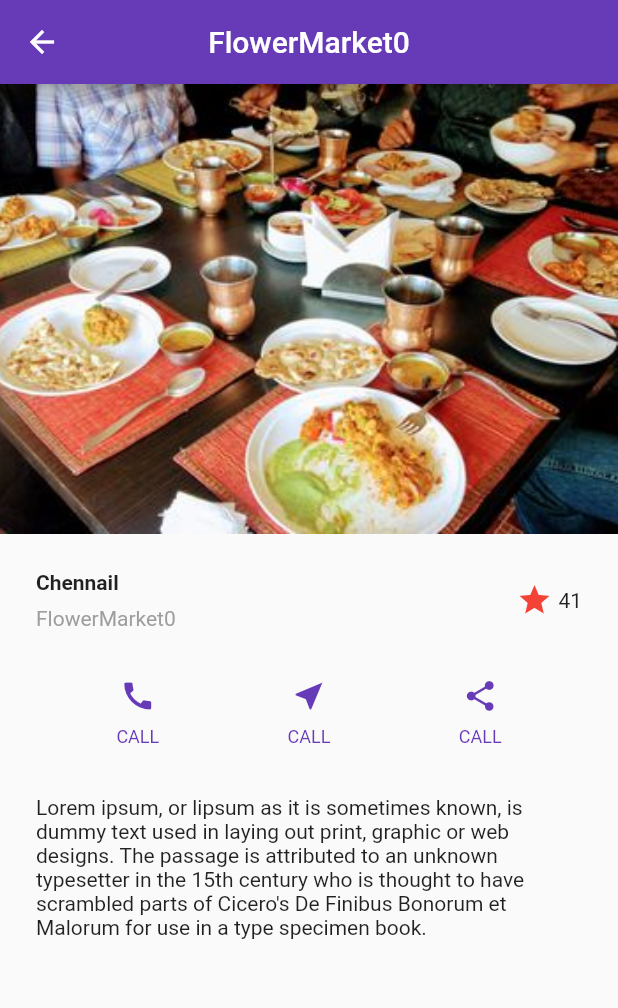
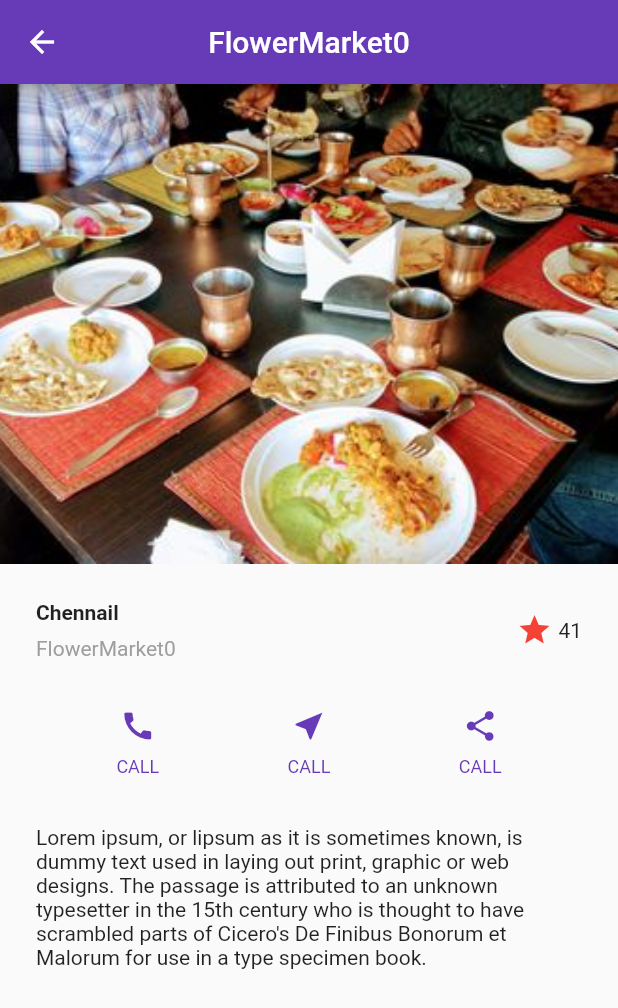
Before and after one commit to prabhunath111/responsive_ui, a Flutter app: the screen it shows after launch, after a tap on "Chennail", on a phone screen of 412 x 824 dp. Shown: the top 1008 px of the screen. Run offline on Flutter 3.47's test engine with Material 2 defaults, Android fonts, the light colour scheme and no system bars.

Commit message:
created responsive ui

```diff
--- a/lib/detail_page.dart
+++ b/lib/detail_page.dart
@@ -1,9 +1,9 @@
 import 'package:flutter/material.dart';
-import 'package:places_app/place.dart';
-import 'package:places_app/places_data.dart';
+
+import 'model/place_data.dart';
 
 class DetailPage extends StatelessWidget {
-  final Place place;
+  final place;
   DetailPage(this.place);
   @override
   Widget build(BuildContext context) {
--- a/lib/main.dart
+++ /dev/null
@@ -1,76 +0,0 @@
-import 'package:flutter/material.dart';
-import 'package:places_app/detail_page.dart';
-import 'package:places_app/place.dart';
-import 'package:places_app/places_data.dart';
-
-void main() => runApp(MaterialApp(
-      home: HomePage(),
-      theme: ThemeData(primarySwatch: Colors.deepPurple),
-      debugShowCheckedModeBanner: false,
-    ));
-
-class HomePage extends StatefulWidget {
-  //
-  @override
-  _HomePageState createState() => _HomePageState();
-}
-
-class _HomePageState extends State<HomePage> {
-  @override
-  Widget build(BuildContext context) {
-    return Scaffold(
-      appBar: AppBar(
-        title: Text('Places App'),
-      ),
-      body: GridView.extent(
-        maxCrossAxisExtent: 200,
-        mainAxisSpacing: 8,
-        crossAxisSpacing: 8,
-        padding: EdgeInsets.all(8),
-        childAspectRatio: 1 / 1.2,
-        //d
-        children: gridItems(), // esired width and height
-      ),
-    );
-  }
-
-  List<Widget> gridItems() {
-    return Places()
-        .getPlaces()
-        .map<Widget>((place) => _GridItem(place))
-        .toList();
-  }
-}
-
-class _GridItem extends StatelessWidget {
-  _GridItem(this.place);
-
-  final Place place;
-
-  @override
-  Widget build(BuildContext context) {
-    return Card(
-      clipBehavior: Clip.antiAlias,
-      elevation: 10,
-      shape: RoundedRectangleBorder(borderRadius: BorderRadius.circular(6)),
-      child: InkWell(
-        child: GridTile(
-          //GridTile with nicer placeholders like, footer, title, subtitle
-          footer: GridTileBar(
-            backgroundColor: Colors.black45,
-            title: Text(place.title),
-            subtitle: Text(place.subtitle),
-          ),
-          child: Ink.image(
-            image: AssetImage(place.image),
-            fit: BoxFit.cover,
-          ),
-        ),
-        onTap: () {
-          Navigator.push(context,
-              MaterialPageRoute(builder: (context) => DetailPage(place)));
-        },
-      ),
-    );
-  }
-}
--- a/lib/place.dart
+++ b/lib/model/place.dart
@@ -3,7 +3,7 @@ class Place {
     this.image,
     this.title,
     this.subtitle,
-});
+  });
   final String image;
   final String title;
   final String subtitle;
--- a/lib/places_data.dart
+++ b/lib/model/place_data.dart
@@ -1,4 +1,4 @@
-import 'package:places_app/place.dart';
+import 'package:places_app/model/place.dart';
 
 class Places {
   List<Place> getPlaces() {
@@ -36,4 +36,15 @@ class Places {
   String getPlacesDescription() {
     return "Lorem ipsum, or lipsum as it is sometimes known, is dummy text used in laying out print, graphic or web designs. The passage is attributed to an unknown typesetter in the 15th century who is thought to have scrambled parts of Cicero's De Finibus Bonorum et Malorum for use in a type specimen book.";
   }
+
+  getStatesOfSouthIndia() {
+    return [
+      'South India'
+      'Andhra Pradesh',
+      'Karnatka',
+      'Kerala',
+      'TamilNadu',
+      'Telengana'
+    ];
+  }
 }
--- /dev/null
+++ b/lib/pages/home_page.dart
@@ -0,0 +1,131 @@
+import 'package:flutter/material.dart';
+import 'package:places_app/model/place.dart';
+import 'package:places_app/model/place_data.dart';
+import 'package:places_app/pages/place_details_page.dart';
+import 'package:places_app/widgets/places_gallery.dart';
+
+import '../places_responsive_app.dart';
+
+
+class HomePage extends StatefulWidget {
+  @override
+  _HomePageState createState() => _HomePageState();
+}
+
+class _HomePageState extends State<HomePage> {
+  Place selectedPlace = Places().getPlaces()[0];
+  void handlePlaceChanged(Place newPlace) {
+
+  }
+  @override
+  Widget build(BuildContext context) {
+    Widget widget;
+    switch (getScreenSize(MediaQuery.of(context).size.width)){
+      case ScreenSize.small:
+        widget = homePageSmall();
+        break;
+      case ScreenSize.medium:
+        widget = homePageMedium();
+        break;
+      case ScreenSize.large:
+        widget = homePageLarge();
+        break;
+    }
+    return widget;
+  }
+
+  Widget homePageSmall() {
+    return Scaffold(
+      appBar: appBar(),
+      drawer: Drawer(
+        child: drawerBody(),
+      ),
+      body: PlacesGallery(handlePlaceChanged: handlePlaceChanged, showHorizontalGridView: false),
+    );
+  }
+  Widget homePageMedium() {
+    return Scaffold(
+      appBar: appBar(),
+      body: Row(
+        children: [
+          Expanded(flex: 2, child: drawerBody()),
+          Expanded(child: PlacesGallery(handlePlaceChanged: handlePlaceChanged, showHorizontalGridView: true)),
+        ],
+      ),
+    );
+  }
+
+  Widget appBar() {
+    return AppBar(
+      title: Text(
+        'Places App - Responsive'
+      ),
+    );
+  }
+
+  Widget drawerBody() {
+    final menuItems = Places().getStatesOfSouthIndia();
+    return ListView.builder(
+      itemCount: menuItems.length,
+        itemBuilder: (context, index) {
+      if (index == 0) {
+        return DrawerHeader(
+          child: Stack(
+            children: [
+              Container(
+                width: MediaQuery.of(context).size.width,
+                  child: Image.asset('assets/images/pic5.jpg', fit: BoxFit.fill,)),
+              Align(
+                alignment: Alignment.bottomLeft,
+                child: Padding(
+                  padding: const EdgeInsets.all(8.0),
+                  child: Text(
+                    'South India',
+                    style: TextStyle(
+                      color: Colors.white
+                    ),
+                  ),
+                ),
+              )
+            ],
+          ),
+        );
+      } else
+        return ListTile(
+          title: Text(menuItems[index]),
+          leading: Icon(Icons.thumb_up),
+      );
+    });
+  }
+
+  Widget homePageLarge() {
+    return Scaffold(
+      appBar: appBar(),
+      body: Row(
+        children: [
+          Expanded(flex:1, child: drawerBody()),
+          Expanded(flex:3, child: Container(
+            color: Colors.grey[200],
+            child: Padding(
+              padding: const EdgeInsets.all(8.0),
+              child: Column(
+                children: [
+                  Expanded(
+                    flex: 1,
+                      child: PlacesGallery(
+                    handlePlaceChanged: handlePlaceChanged,
+                        showHorizontalGridView: true,
+                  )),
+                  Expanded(flex: 2, child: PlaceDetails(
+                    place: selectedPlace
+                  ),)
+                ],
+              ),
+            ),
+          ))
+        ],
+      )
+    );
+  }
+
+}
--- /dev/null
+++ b/lib/pages/place_details_page.dart
@@ -0,0 +1,160 @@
+import 'package:flutter/material.dart';
+import 'package:places_app/model/place_data.dart';
+
+class PlaceDetails extends StatelessWidget {
+  final place;
+  PlaceDetails({this.place});
+  @override
+  Widget build(BuildContext context) {
+    Color color = Theme.of(context).primaryColor;
+    return LayoutBuilder(
+        builder: (BuildContext context, BoxConstraints constraints) {
+          if (constraints.maxWidth >= 600){
+            return largeWidget(color);
+          } else {
+            return smallWidget(color);
+          }
+        }
+    );
+  }
+
+  Widget largeWidget(color) {
+    return SingleChildScrollView(
+      child: Card(
+        clipBehavior: Clip.antiAlias,
+        elevation: 6,
+        margin: EdgeInsets.all(10),
+        child: Row(
+          crossAxisAlignment: CrossAxisAlignment.start,
+          children: [
+            Expanded(
+                child: Column(
+                  children: [
+                    Image.asset('assets/images/pic1.jpg'),
+                    titleSection(),
+                  ],
+                )
+            ),
+            Expanded(child: Column(
+              children: [
+                Padding(
+                  padding: const EdgeInsets.only(top: 24.0),
+                  child: buttonSection(color),
+                ),
+                textSection()
+              ],
+            ))
+          ],
+        ),
+      ),
+    );
+  }
+
+  Widget smallWidget(color) {
+    return ListView(
+      children: [
+        Image.asset(
+          place.image,
+          height: 320,
+          fit: BoxFit.cover,
+        ),
+        titleSection(),
+        buttonSection(color),
+        textSection()
+      ],
+    );
+  }
+
+  Widget titleSection() {
+    return Container(
+      padding: EdgeInsets.all(24),
+      child: Row(
+        children: [
+          Expanded(
+            child: Column(
+              crossAxisAlignment: CrossAxisAlignment.start,
+              children: [
+                Container(
+                  padding: const EdgeInsets.only(bottom: 8),
+                  child: Text(
+                    place.title,
+                    style: TextStyle(
+                        fontWeight: FontWeight.bold
+                    ),
+                  ),
+                ),
+                Text(place.subtitle,
+                  style: TextStyle(
+                    color: Colors.grey[500],
+                  ),
+                ),
+              ],
+            ),
+          ),
+          Icon(
+            Icons.star,
+            color: Colors.red[500],
+          ),
+          Padding(
+            padding: const EdgeInsets.only(left: 4.0),
+            child: Text('41'),
+          )
+        ],
+      ),
+    );
+  }
+
+  Widget buttonSection(Color color) {
+    return Container(
+      child: Row(
+        mainAxisAlignment: MainAxisAlignment.spaceEvenly,
+        children: [
+          buttonColumn(
+              color, Icons.call, 'CALL'
+          ),
+          buttonColumn(
+              color, Icons.near_me, 'CALL'
+          ),
+          buttonColumn(
+              color, Icons.share, 'CALL'
+          ),
+        ],
+      ),
+    );
+  }
+
+    buttonColumn(Color color, IconData icon, String label) {
+      return InkWell(
+        onTap: (){},
+        child: Padding(
+          padding: const EdgeInsets.all(8.0),
+          child: Column(
+            mainAxisSize: MainAxisSize.min,
+            children: [
+              Icon(
+                icon, color: color,
+              ),
+              Container(
+                margin: const EdgeInsets.only(top: 8),
+                child: Text(
+                  label,
+                  style: TextStyle(
+                      fontSize: 12,
+                      color: color
+                  ),
+                ),
+              )
+            ],
+          ),
+        ),
+      );
+
+  }
+
+  Widget textSection() {
+    return Padding(
+      padding: const EdgeInsets.all(24.0),
+      child: Text(Places().getPlacesDescription()),
+    );
+  }
+}
--- /dev/null
+++ b/lib/places_responsive_app.dart
@@ -0,0 +1,35 @@
+import 'package:flutter/material.dart';
+import 'package:places_app/pages/home_page.dart';
+
+void main() {
+  runApp(PlacesApp());
+}
+
+enum ScreenSize {small, medium, large }
+
+const _breakPoint1 = 600.0;
+const _breakPoint2 = 840.0;
+ScreenSize getScreenSize(double width) {
+  print('Size.width= $width');
+  if(width < _breakPoint1) {
+    return ScreenSize.small;
+  } else if (width >= _breakPoint1 && width <= _breakPoint2){
+    return ScreenSize.medium;
+  } else {
+    return ScreenSize.large;
+  }
+}
+
+
+class PlacesApp extends StatelessWidget {
+  @override
+  Widget build(BuildContext context) {
+
+    return MaterialApp(
+      debugShowCheckedModeBanner: false,
+      title: 'Places App - Responsive',
+      theme: ThemeData(primarySwatch: Colors.deepPurple),
+      home: HomePage(),
+    );
+  }
+}
--- /dev/null
+++ b/lib/widgets/place_details.dart
@@ -0,0 +1,18 @@
+import 'package:flutter/material.dart';
+import 'package:places_app/pages/place_details_page.dart';
+
+class PlaceDetailsPage extends StatelessWidget {
+  final place;
+  PlaceDetailsPage(this.place);
+
+  @override
+  Widget build(BuildContext context) {
+    return Scaffold(
+      appBar: AppBar(
+        title: Text(place.subtitle),
+        centerTitle: true,
+      ),
+      body: PlaceDetails(place:place),
+    );
+  }
+}
--- /dev/null
+++ b/lib/widgets/places_gallery.dart
@@ -0,0 +1,91 @@
+import 'package:flutter/material.dart';
+import 'package:flutter/widgets.dart';
+import 'package:places_app/model/place_data.dart';
+import 'package:places_app/places_responsive_app.dart';
+import 'package:places_app/widgets/place_details.dart';
+
+class PlacesGallery extends StatelessWidget {
+
+  PlacesGallery({this.handlePlaceChanged, this.showHorizontalGridView});
+
+  final handlePlaceChanged;
+  final showHorizontalGridView;
+
+
+  @override
+  Widget build(BuildContext context) {
+    int itemCount;
+    Axis axisDirection;
+    if (showHorizontalGridView) {
+      //horizontal gallery
+      itemCount = 1; //single row gallery
+      axisDirection = Axis.horizontal;
+    } else {
+      //vertical gallery
+      itemCount = 2; //two columns gallery
+      axisDirection = Axis.vertical;
+    }
+    return Container(
+      color: Colors.grey[200],
+      child: GridView.count(
+        crossAxisCount: itemCount,
+        scrollDirection: axisDirection,
+        mainAxisSpacing: 8,
+        crossAxisSpacing: 8,
+        padding: EdgeInsets.all(8),
+        childAspectRatio: 1 / 1.2,
+        children: gridItems(),
+      ),
+    );
+  }
+
+ List<Widget> gridItems() {
+    return Places().getPlaces().map<Widget>((place) =>
+        _GridItem(place, handlePlaceChanged)).toList();
+  }
+}
+
+class _GridItem extends StatelessWidget {
+  _GridItem(this.place, this.handlePlaceChanged);
+
+  final place;
+  final handlePlaceChanged;
+
+  @override
+  Widget build(BuildContext context) {
+    return Card(
+      clipBehavior: Clip.antiAlias,
+      elevation: 10,
+      shape: RoundedRectangleBorder(borderRadius: BorderRadius.circular(6)),
+      child: InkWell(
+        child: GridTile(
+          //GridTile with nicer placeholders like, footer, title, subtitle
+          footer: GridTileBar(
+            backgroundColor: Colors.black45,
+            title: Text(place.title),
+            subtitle: Text(place.subtitle),
+          ),
+          child: Ink.image(
+            image: AssetImage(place.image),
+            fit: BoxFit.cover,
+          ),
+        ),
+        onTap: ()
+        {
+          switch(getScreenSize(MediaQuery
+              .of(context)
+              .size
+              .width)) {
+          case ScreenSize.small:
+          case ScreenSize.medium:
+            Navigator.push(context, MaterialPageRoute(builder: (context) => PlaceDetailsPage(place)));
+            break;
+          case ScreenSize.large:
+            handlePlaceChanged(place);
+            break;
+        }
+        },
+      ),
+    );
+  }
+}
```
